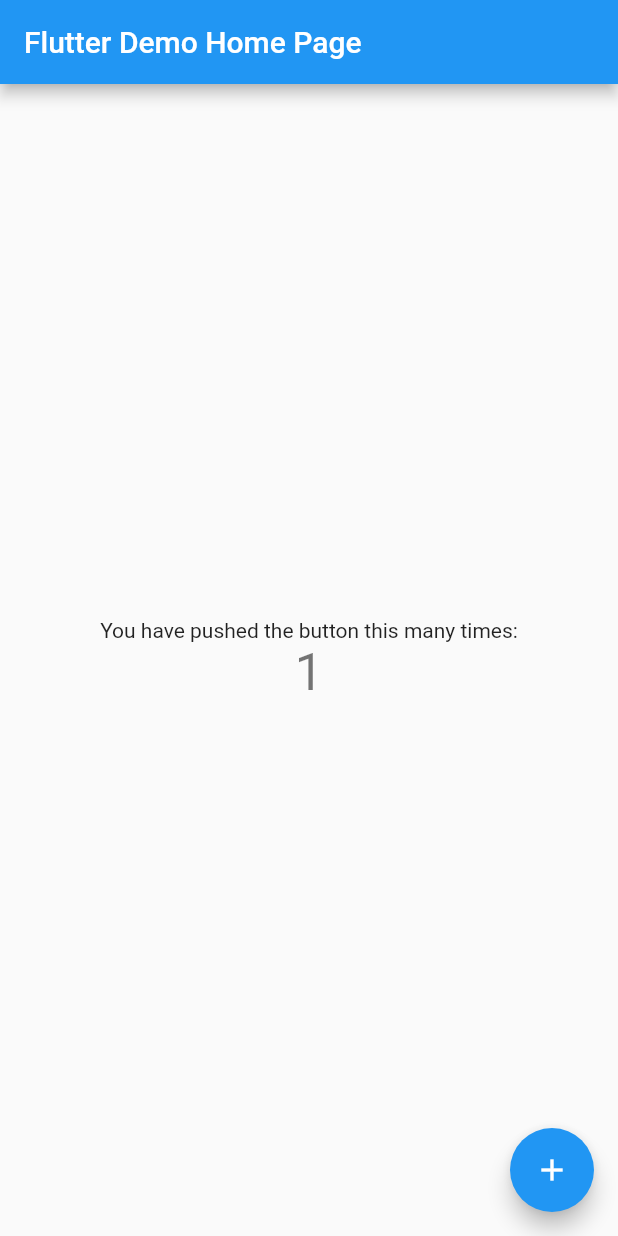
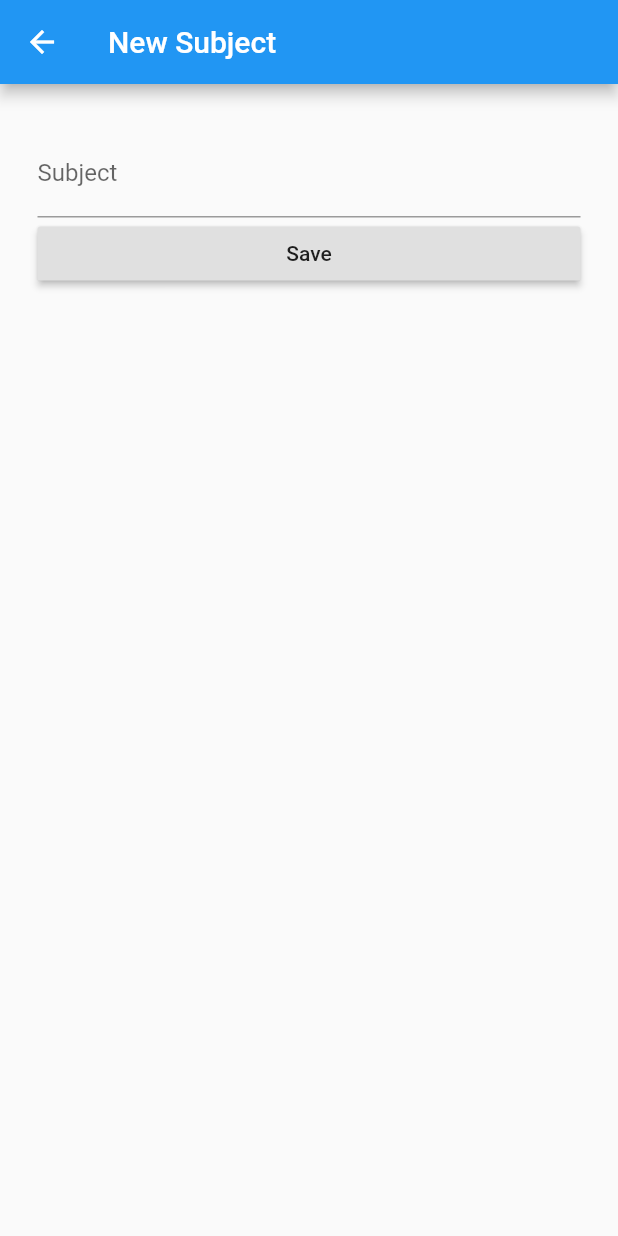
Before and after one commit to boomNDS/flutter_assignment_02, a Flutter app: the screen it shows after launch, after a tap on the "add" icon, on a phone screen of 412 x 824 dp. Run offline on Flutter 3.47's test engine with Material 2 defaults, Android fonts, the phone set to English and light mode, and no system bars.

Commit message:
:building_construction: add ui

```diff
--- a/lib/main.dart
+++ b/lib/main.dart
@@ -1,111 +1,25 @@
 import 'package:flutter/material.dart';
+import './ui/home.dart';
+import './ui/add_todo.dart';
 
 void main() => runApp(MyApp());
 
 class MyApp extends StatelessWidget {
   // This widget is the root of your application.
-  @override
+    @override
   Widget build(BuildContext context) {
     return MaterialApp(
       title: 'Flutter Demo',
+      debugShowCheckedModeBanner: false,
       theme: ThemeData(
-        // This is the theme of your application.
-        //
-        // Try running your application with "flutter run". You'll see the
-        // application has a blue toolbar. Then, without quitting the app, try
-        // changing the primarySwatch below to Colors.green and then invoke
-        // "hot reload" (press "r" in the console where you ran "flutter run",
-        // or simply save your changes to "hot reload" in a Flutter IDE).
-        // Notice that the counter didn't reset back to zero; the application
-        // is not restarted.
         primarySwatch: Colors.blue,
       ),
-      home: MyHomePage(title: 'Flutter Demo Home Page'),
+      // home: MyHomePage(),
+      initialRoute: "/",
+      routes: {
+        "/": (context) => Home(),
+        "/add": (context) => Add(),
+      },
     );
   }
 }
-
-class MyHomePage extends StatefulWidget {
-  MyHomePage({Key key, this.title}) : super(key: key);
-
-  // This widget is the home page of your application. It is stateful, meaning
-  // that it has a State object (defined below) that contains fields that affect
-  // how it looks.
-
-  // This class is the configuration for the state. It holds the values (in this
-  // case the title) provided by the parent (in this case the App widget) and
-  // used by the build method of the State. Fields in a Widget subclass are
-  // always marked "final".
-
-  final String title;
-
-  @override
-  _MyHomePageState createState() => _MyHomePageState();
-}
-
-class _MyHomePageState extends State<MyHomePage> {
-  int _counter = 0;
-
-  void _incrementCounter() {
-    setState(() {
-      // This call to setState tells the Flutter framework that something has
-      // changed in this State, which causes it to rerun the build method below
-      // so that the display can reflect the updated values. If we changed
-      // _counter without calling setState(), then the build method would not be
-      // called again, and so nothing would appear to happen.
-      _counter++;
-    });
-  }
-
-  @override
-  Widget build(BuildContext context) {
-    // This method is rerun every time setState is called, for instance as done
-    // by the _incrementCounter method above.
-    //
-    // The Flutter framework has been optimized to make rerunning build methods
-    // fast, so that you can just rebuild anything that needs updating rather
-    // than having to individually change instances of widgets.
-    return Scaffold(
-      appBar: AppBar(
-        // Here we take the value from the MyHomePage object that was created by
-        // the App.build method, and use it to set our appbar title.
-        title: Text(widget.title),
-      ),
-      body: Center(
-        // Center is a layout widget. It takes a single child and positions it
-        // in the middle of the parent.
-        child: Column(
-          // Column is also layout widget. It takes a list of children and
-          // arranges them vertically. By default, it sizes itself to fit its
-          // children horizontally, and tries to be as tall as its parent.
-          //
-          // Invoke "debug painting" (press "p" in the console, choose the
-          // "Toggle Debug Paint" action from the Flutter Inspector in Android
-          // Studio, or the "Toggle Debug Paint" command in Visual Studio Code)
-          // to see the wireframe for each widget.
-          //
-          // Column has various properties to control how it sizes itself and
-          // how it positions its children. Here we use mainAxisAlignment to
-          // center the children vertically; the main axis here is the vertical
-          // axis because Columns are vertical (the cross axis would be
-          // horizontal).
-          mainAxisAlignment: MainAxisAlignment.center,
-          children: <Widget>[
-            Text(
-              'You have pushed the button this many times:',
-            ),
-            Text(
-              '$_counter',
-              style: Theme.of(context).textTheme.display1,
-            ),
-          ],
-        ),
-      ),
-      floatingActionButton: FloatingActionButton(
-        onPressed: _incrementCounter,
-        tooltip: 'Increment',
-        child: Icon(Icons.add),
-      ), // This trailing comma makes auto-formatting nicer for build methods.
-    );
-  }
-}
--- /dev/null
+++ b/lib/ui/add_todo.dart
@@ -0,0 +1,64 @@
+import 'package:flutter/material.dart';
+String nametitle = "New Subject";
+class Add extends StatefulWidget{
+
+  AddfromState createState() {
+    // TODO: implement createState
+    return AddfromState();
+      }
+}
+class AddfromState extends State<Add>{
+  final _formKey = GlobalKey<FormState>();
+  final GlobalKey<ScaffoldState> _scaffoldKey = new GlobalKey<ScaffoldState>();
+  String _subject;
+  String _pass;
+  @override
+  Widget build(BuildContext context) {
+    // TODO: implement build
+    return Scaffold(
+        appBar: AppBar(
+          title: Text("$nametitle"),
+        ),
+      body: Padding(
+          padding: EdgeInsets.fromLTRB(25, 30, 25, 30),
+          child:Form(
+          key: _formKey,
+          child: ListView(
+            children: <Widget>[
+              TextFormField(
+                decoration: InputDecoration(
+                  labelText: "Subject",
+                  hintText: "Please insert Subject",
+                  // icon: Icon(Icons.person),
+                ),
+                keyboardType: TextInputType.text,
+                onSaved: (subject) => print(subject),
+                  validator: (value){
+                    if(value.isEmpty){
+                      return "Please insert Subject";
+                    }else{
+                      _subject = value;
+                    }
+                  },
+              ),
+              RaisedButton(
+              child: Text('Save'),
+              onPressed: () {
+                print("Save");
+                if(_formKey.currentState.validate() == false){
+                  print("Please insert Subject");
+                }else{
+                  print("home");
+                  Navigator.pop(context);
+                  // Navigator.pushReplacementNamed(context, "/");
+                }
+              },
+            ),
+            ],
+          ),
+        ),
+        ),
+      );
+  }
+
+}
--- /dev/null
+++ b/lib/ui/home.dart
@@ -0,0 +1,48 @@
+import 'package:flutter/material.dart';
+
+class Home extends StatelessWidget{
+  String nametitle = "Todo";
+  @override
+  Widget build(BuildContext context) {
+    // TODO: implement build
+    return DefaultTabController(
+      length: 2,
+      child: Scaffold(
+        appBar: AppBar(
+          title: Text("$nametitle"),
+          actions: <Widget>[
+            // action button
+            IconButton(
+              icon: Icon(Icons.add),
+              onPressed: () {
+                print("Pressed +");
+                Navigator.pushNamed(context, "/add");
+              },
+            ),
+          ]
+          // centerTitle: true,
+        ),
+        bottomNavigationBar: Material(
+          color: Colors.indigo,
+          child: TabBar(
+            tabs: <Widget>[
+                Tab(icon: Icon(Icons.list), text: "Task",),
+                Tab(icon: Icon(Icons.done_all), text: "Completed"),
+            ],
+          )
+        ),
+        body: TabBarView(
+          children: <Widget>[
+            Center(
+              child: Text("Task"),
+            ),
+            Center(
+              child: Text("Completed"),
+            )
+          ],
+        ),
+      )
+    );
+  }
+
+}
```
